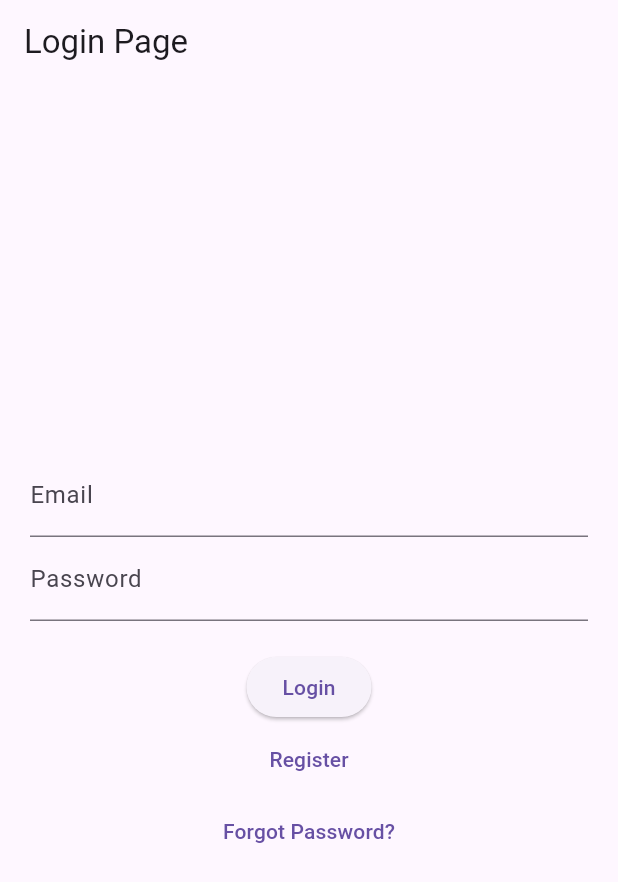
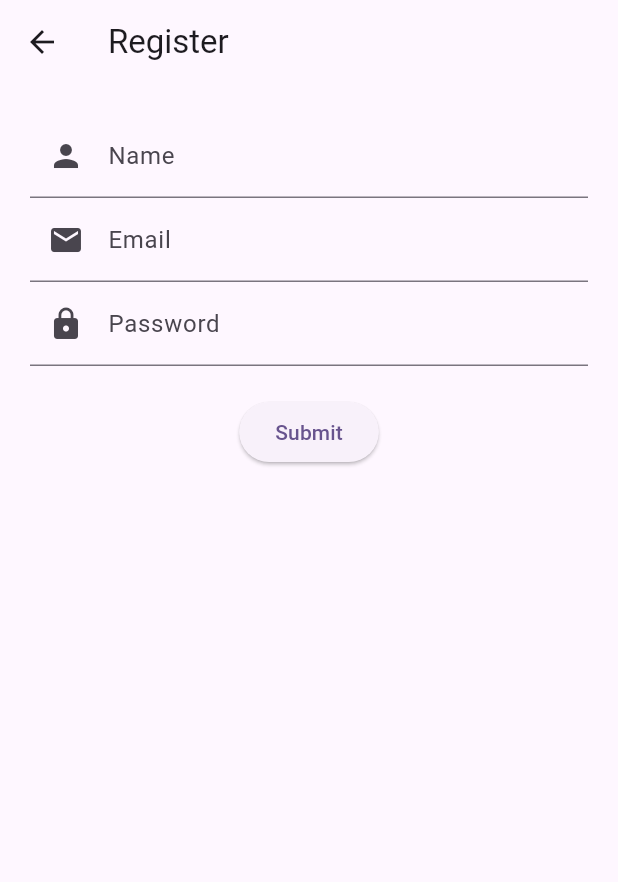
Before and after one commit to moriesdeo/belajar-flutter, a Flutter app: the screen it shows after launch, after a tap on "Register", on a phone screen of 412 x 824 dp. Shown: the top 882 px of the screen. Run offline on Flutter 3.47's test engine with Material 3 defaults, Android fonts, the phone set to English and light mode, and no system bars; our stand-ins replace dio, flutter_secure_storage, get_it.

Commit message:
add register page

```diff
--- a/lib/domain/viewmodel.dart
+++ b/lib/domain/viewmodel.dart
@@ -10,4 +10,9 @@ class MyViewModel {
   Future<LoginResponse> login(String email, String password) async {
     return await loginUseCase.login(email, password);
   }
+
+  Future<RegisterResponse> register(
+      String name, String email, String password) async {
+    return await registerUseCase.register(name, email, password);
+  }
 }
--- a/lib/main.dart
+++ b/lib/main.dart
@@ -1,63 +1,26 @@
 import 'package:belajar_flutter/data/data_sources.dart';
 import 'package:belajar_flutter/domain/entities.dart';
 import 'package:belajar_flutter/domain/viewmodel.dart';
+import 'package:belajar_flutter/presentation/screens.dart';
 import 'package:flutter/material.dart';
 
 void main() {
   setupLocator();
 
-  runApp(const MyApp());
+  runApp(const FirstApp());
 }
 
-class MyApp extends StatefulWidget {
-  const MyApp({super.key});
-
-  @override
-  State<MyApp> createState() => _MyAppState();
-}
-
-class _MyAppState extends State<MyApp> {
-  MyViewModel viewModel = getit<MyViewModel>();
-
-  @override
-  void initState() {
-    super.initState();
-    viewModel = getit<MyViewModel>();
-    login('abcde@abcd.com', '11223344');
-  }
-
-  void login(String email, String password) async {
-    LoginResponse success = await viewModel.login(email, password);
-    print("Post was successful: ${success.loginResult.name}");
-  }
-
-  @override
-  void dispose() {
-    // Dispose viewModel if needed, or handle any cleanup
-    super.dispose();
-  }
-
-  @override
-  Widget build(BuildContext context) {
-    return MaterialApp(
-      title: 'Flutter Demo',
-      theme: ThemeData(
-        colorScheme: ColorScheme.fromSeed(seedColor: Colors.deepPurple),
-        useMaterial3: true,
-      ),
-      home: const MySecondApp(),
-      debugShowCheckedModeBanner: false,
-    );
-  }
-}
-
-class MySecondApp extends StatelessWidget {
-  const MySecondApp({super.key});
+class FirstApp extends StatelessWidget {
+  const FirstApp({super.key});
 
   @override
   Widget build(BuildContext context) {
     return MaterialApp(
       title: 'Flutter Login UI',
+      theme: ThemeData(
+        colorScheme: ColorScheme.fromSeed(seedColor: Colors.deepPurple),
+        useMaterial3: true,
+      ),
       home: Scaffold(
         appBar: AppBar(
           title: const Text('Login Page'),
@@ -80,6 +43,25 @@ class _LoginPageState extends State<LoginPage> {
   final _formKey = GlobalKey<FormState>();
   String _email = '';
   String _password = '';
+
+  MyViewModel viewModel = getit<MyViewModel>();
+
+  @override
+  void initState() {
+    super.initState();
+    viewModel = getit<MyViewModel>();
+  }
+
+  void login(String email, String password) async {
+    LoginResponse success = await viewModel.login(email, password);
+    print("Post was successful: ${success.loginResult.name}");
+  }
+
+  @override
+  void dispose() {
+    // Dispose viewModel if needed, or handle any cleanup
+    super.dispose();
+  }
 
   void _submit() {
     if (_formKey.currentState!.validate()) {
@@ -127,7 +109,7 @@ class _LoginPageState extends State<LoginPage> {
             TextButton(
               onPressed: () {
                 // Navigasi ke halaman Register
-                print('Navigating to register page...');
+                navigateToScreen(context, RegisterPage());
               },
               child: const Text('Register'),
             ),
@@ -141,58 +123,6 @@ class _LoginPageState extends State<LoginPage> {
           ],
         ),
       ),
-    );
-  }
-}
-
-class MyThirdApp extends StatelessWidget {
-  const MyThirdApp({super.key});
-
-  @override
-  Widget build(BuildContext context) {
-    return MaterialApp(
-      title: 'Screen Ke 3',
-      home: Scaffold(
-        appBar: AppBar(
-          title: const Text('Halaman 3'),
-          leading: BackButton(
-            onPressed: () {
-              Navigator.pop(context);
-            },
-          ),
-        ),
-        body: CustomBackButtonHandler(
-          canPop: true, // Set this based on your app's logic
-          onPopInvoked: (didPop) async {
-            // Implement your custom back press logic here
-            // For example, show a confirmation dialog
-            if (didPop) {
-              bool shouldExit = await showDialog<bool>(
-                    context: context,
-                    builder: (context) => AlertDialog(
-                      title: const Text('Confirm'),
-                      content: const Text('Do you really want to exit?'),
-                      actions: <Widget>[
-                        TextButton(
-                          onPressed: () {},
-                          child: const Text('No'),
-                        ),
-                        TextButton(
-                          onPressed: () => {Navigator.of(context).pop(true)},
-                          child: const Text('Yes'),
-                        ),
-                      ],
-                    ),
-                  ) ??
-                  false; // Handle null (dialog dismissed)
-              return shouldExit;
-            }
-            return false;
-          },
-          child: const Center(child: Text('Content of Halaman 3')),
-        ),
-      ),
-      debugShowCheckedModeBanner: false,
     );
   }
 }
@@ -218,15 +148,6 @@ class CustomBackButtonHandler extends StatelessWidget {
   }
 }
 
-class MyHomePage extends StatefulWidget {
-  const MyHomePage({super.key, required this.title});
-
-  final String title;
-
-  @override
-  State<MyHomePage> createState() => _MyHomePageState();
-}
-
 void navigateToScreen(BuildContext context, Widget screen) {
   Navigator.push(
     context,
@@ -235,54 +156,3 @@ void navigateToScreen(BuildContext context, Widget screen) {
     ),
   );
 }
-
-class _MyHomePageState extends State<MyHomePage> {
-  void _onFloatingButtonPressed() {
-    setState(() {
-      navigateToScreen(context, const MyThirdApp());
-    });
-  }
-
-  @override
-  Widget build(BuildContext context) {
-    return Scaffold(
-      appBar: AppBar(
-        backgroundColor: Theme.of(context).colorScheme.inversePrimary,
-        title: Text(widget.title),
-      ),
-      body: const Center(
-        child: Row(
-          mainAxisAlignment: MainAxisAlignment.center,
-          children: <Widget>[
-            Text(
-              'You have pushed the button this many times:',
-            ),
-          ],
-        ),
-      ),
-      floatingActionButton: FloatingActionButton(
-        onPressed: _onFloatingButtonPressed,
-        child: const Icon(Icons.add),
-      ),
-    );
-  }
-
-  // @override
-  // void initState() {
-  //   // TODO: implement initState
-  //   super.initState();
-  //   _loadGetAllStory();
-  // }
-
-  // Future<void> _loadGetAllStory() async {
-  //   try {
-  //     GetAllStories? fetchedAllStory =
-  //         await widget.fetchGetAllStoryUseCase?.call(1, 10, 1);
-  //     setState(() {
-  //       print("xwxw ${fetchedAllStory?.message}");
-  //     });
-  //   } catch (e) {
-  //     setState(() {});
-  //   }
-  // }
-}
--- /dev/null
+++ b/lib/presentation/componentui.dart
@@ -0,0 +1,45 @@
+import 'package:flutter/material.dart';
+
+class DynamicInputWidget extends StatelessWidget {
+  final TextEditingController controller;
+  final String labelText;
+  final Icon prefIcon;
+  final FormFieldValidator<String>? validator;
+  final bool obscureText;
+  final VoidCallback? toggleObscureText;
+  final FocusNode focusNode;
+  final TextInputAction textInputAction;
+  final bool isNonPasswordField;
+
+  const DynamicInputWidget({
+    required this.controller,
+    required this.labelText,
+    required this.prefIcon,
+    this.validator,
+    this.obscureText = false,
+    this.toggleObscureText,
+    required this.focusNode,
+    this.textInputAction = TextInputAction.next,
+    this.isNonPasswordField = true,
+  });
+
+  @override
+  Widget build(BuildContext context) {
+    return TextFormField(
+      controller: controller,
+      decoration: InputDecoration(
+        labelText: labelText,
+        prefixIcon: prefIcon,
+      ),
+      validator: validator,
+      obscureText: obscureText,
+      onFieldSubmitted: (_) {
+        FocusScope.of(context).requestFocus(focusNode);
+      },
+      textInputAction: textInputAction,
+      keyboardType: isNonPasswordField
+          ? TextInputType.text
+          : TextInputType.visiblePassword,
+    );
+  }
+}
--- a/lib/presentation/screens.dart
+++ b/lib/presentation/screens.dart
@@ -0,0 +1,80 @@
+import 'package:belajar_flutter/presentation/componentui.dart';
+import 'package:flutter/material.dart';
+
+class RegisterPage extends StatefulWidget {
+  @override
+  _RegisterPageState createState() => _RegisterPageState();
+}
+
+class _RegisterPageState extends State<RegisterPage> {
+  final _formKey = GlobalKey<FormState>();
+  final _nameController = TextEditingController();
+  final _emailController = TextEditingController();
+  final _passwordController = TextEditingController();
+
+  @override
+  Widget build(BuildContext context) {
+    return Scaffold(
+      appBar: AppBar(
+        title: const Text('Register'),
+      ),
+      body: Padding(
+        padding: const EdgeInsets.all(20.0),
+        child: Form(
+          key: _formKey,
+          child: Column(
+            children: [
+              DynamicInputWidget(
+                controller: _nameController,
+                labelText: 'Name',
+                prefIcon: Icon(Icons.person),
+                validator: (value) {
+                  if (value == null || value.isEmpty) {
+                    return 'Please enter your name';
+                  }
+                  return null;
+                },
+                focusNode: FocusNode(),
+              ),
+              DynamicInputWidget(
+                controller: _emailController,
+                labelText: 'Email',
+                prefIcon: Icon(Icons.email),
+                validator: (value) {
+                  if (value == null || value.isEmpty || !value.contains('@')) {
+                    return 'Please enter a valid email';
+                  }
+                  return null;
+                },
+                focusNode: FocusNode(),
+              ),
+              DynamicInputWidget(
+                controller: _passwordController,
+                labelText: 'Password',
+                prefIcon: Icon(Icons.lock),
+                obscureText: true,
+                validator: (value) {
+                  if (value == null || value.length < 8) {
+                    return 'Please enter a password with at least 8 characters';
+                  }
+                  return null;
+                },
+                focusNode: FocusNode(),
+              ),
+              SizedBox(height: 20),
+              ElevatedButton(
+                onPressed: () {
+                  if (_formKey.currentState!.validate()) {
+                    // Register user logic here
+                    print('Register button pressed');
+                  }
+                },
+                child: Text('Submit'),
+              ),
+            ],
+          ),
+        ),
+      ),
+    );
+  }
+}
```
Also changed, not shown: 1 other file.
